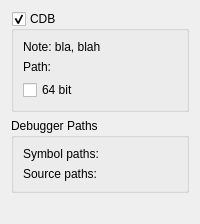
Qt form src/plugins/debugger/cdb2/cdboptionspagewidget2.ui (qt-creator/qt-creator) before a commit.
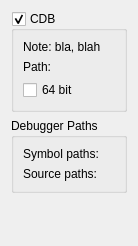
The same form after that commit. Custom widgets are drawn as their Qt base class.

```diff
--- a/src/plugins/debugger/cdb2/cdboptionspagewidget2.ui
+++ b/src/plugins/debugger/cdb2/cdboptionspagewidget2.ui
@@ -2,6 +2,14 @@
 <ui version="4.0">
  <class>Debugger::Cdb::CdbOptionsPageWidget2</class>
  <widget class="QWidget" name="Debugger::Cdb::CdbOptionsPageWidget2">
+  <property name="geometry">
+   <rect>
+    <x>0</x>
+    <y>0</y>
+    <width>135</width>
+    <height>246</height>
+   </rect>
+  </property>
   <layout class="QVBoxLayout" name="verticalLayout">
    <item>
     <layout class="QHBoxLayout" name="horizontalLayout">
```
Left out of the diff: 10 changed lines with no effect on the pictures.
